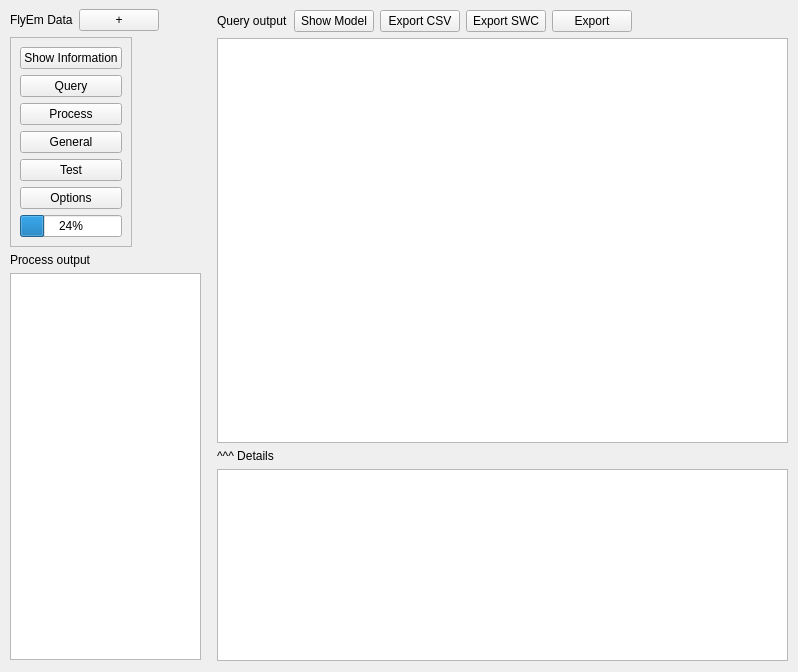
Old version of the form neurolabi/gui/flyemdataform.ui in the repository janelia-flyem/NeuTu.
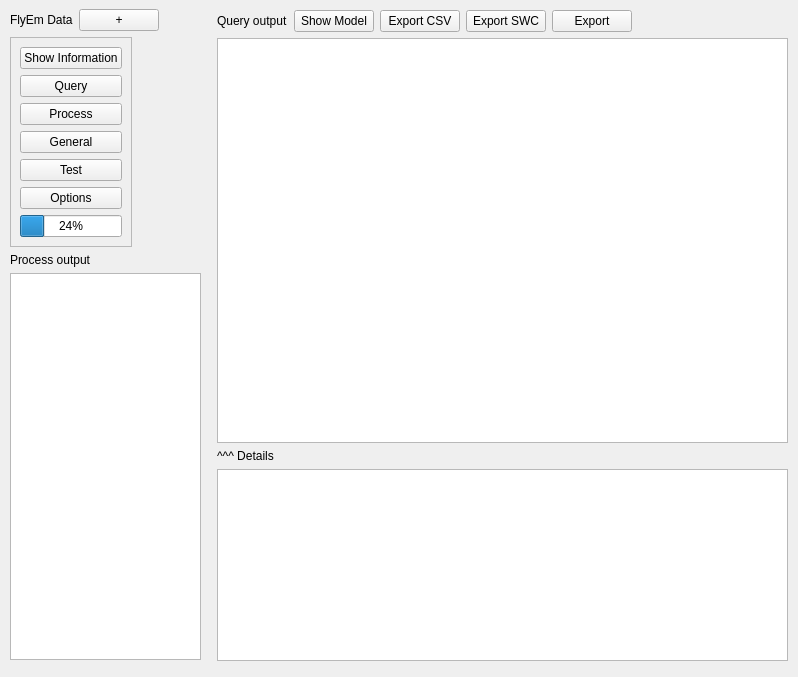
New version of the form. Custom widgets are drawn as their Qt base class.

Patch:
```diff
--- a/neurolabi/gui/flyemdataform.ui
+++ b/neurolabi/gui/flyemdataform.ui
@@ -7,9 +7,15 @@
     <x>0</x>
     <y>0</y>
     <width>798</width>
-    <height>672</height>
+    <height>677</height>
    </rect>
   </property>
+  <property name="sizePolicy">
+   <sizepolicy hsizetype="Expanding" vsizetype="Expanding">
+    <horstretch>0</horstretch>
+    <verstretch>0</verstretch>
+   </sizepolicy>
+  </property>
   <property name="windowTitle">
    <string>FlyEM</string>
   </property>
```
Left out of the diff: 6 changed lines with no effect on the pictures.
